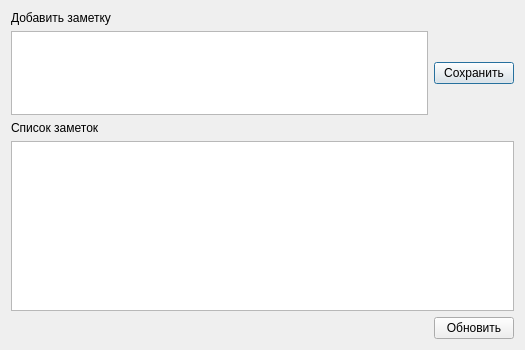
This is NotesDialog.ui in okostynchuk/Outcall as Qt 5 draws it before an edit. The edited form follows.
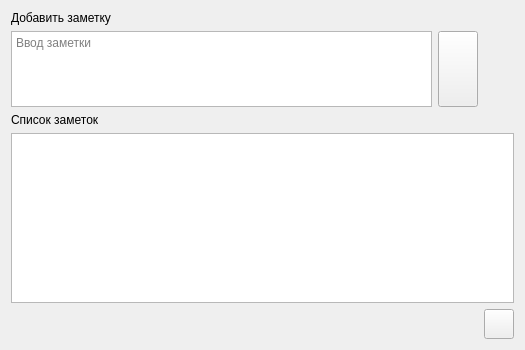
This is the edited form. Icons and pictures are not drawn.

```diff
--- a/NotesDialog.ui
+++ b/NotesDialog.ui
@@ -26,57 +26,42 @@
   <layout class="QGridLayout" name="gridLayout_2">
    <item row="0" column="0">
     <layout class="QGridLayout" name="gridLayout">
-     <item row="4" column="1">
+     <item row="4" column="2">
       <widget class="QPushButton" name="updateButton">
-       <property name="text">
+       <property name="minimumSize">
+        <size>
+         <width>30</width>
+         <height>30</height>
+        </size>
+       </property>
+       <property name="maximumSize">
+        <size>
+         <width>30</width>
+         <height>30</height>
+        </size>
+       </property>
+       <property name="toolTip">
         <string>Обновить</string>
        </property>
+       <property name="text">
+        <string/>
+       </property>
+       <property name="icon">
+        <iconset resource="images.qrc">
+         <normaloff>:/images/refresh_R.png</normaloff>:/images/refresh_R.png</iconset>
+       </property>
+       <property name="iconSize">
+        <size>
+         <width>27</width>
+         <height>27</height>
+        </size>
+       </property>
        <property name="autoDefault">
         <bool>false</bool>
        </property>
       </widget>
      </item>
-     <item row="3" column="0" colspan="2">
-      <widget class="QTableView" name="tableView">
-       <property name="enabled">
-        <bool>true</bool>
-       </property>
-       <property name="minimumSize">
-        <size>
-         <width>0</width>
-         <height>170</height>
-        </size>
-       </property>
-       <property name="focusPolicy">
-        <enum>Qt::ClickFocus</enum>
-       </property>
-      </widget>
-     </item>
-     <item row="0" column="0">
-      <widget class="QLabel" name="label">
-       <property name="text">
-        <string>Добавить заметку</string>
-       </property>
-      </widget>
-     </item>
-     <item row="1" column="1">
-      <widget class="QPushButton" name="saveButton">
-       <property name="focusPolicy">
-        <enum>Qt::StrongFocus</enum>
-       </property>
-       <property name="text">
-        <string>Сохранить</string>
-       </property>
-      </widget>
-     </item>
-     <item row="2" column="0">
-      <widget class="QLabel" name="label_2">
-       <property name="text">
-        <string>Список заметок</string>
-       </property>
-      </widget>
-     </item>
-     <item row="4" column="0">
+     <item row="4" column="0" colspan="2">
       <spacer name="horizontalSpacer">
        <property name="orientation">
         <enum>Qt::Horizontal</enum>
@@ -89,6 +74,22 @@
        </property>
       </spacer>
      </item>
+     <item row="3" column="0" colspan="3">
+      <widget class="QTableView" name="tableView">
+       <property name="enabled">
+        <bool>true</bool>
+       </property>
+       <property name="minimumSize">
+        <size>
+         <width>0</width>
+         <height>170</height>
+        </size>
+       </property>
+       <property name="focusPolicy">
+        <enum>Qt::ClickFocus</enum>
+       </property>
+      </widget>
+     </item>
      <item row="1" column="0">
       <widget class="QTextEdit" name="textEdit">
        <property name="minimumSize">
@@ -115,6 +116,58 @@
 p, li { white-space: pre-wrap; }
 &lt;/style&gt;&lt;/head&gt;&lt;body style=&quot; font-family:'MS Shell Dlg 2'; font-size:8.25pt; font-weight:400; font-style:normal;&quot;&gt;
 &lt;p style=&quot;-qt-paragraph-type:empty; margin-top:0px; margin-bottom:0px; margin-left:0px; margin-right:0px; -qt-block-indent:0; text-indent:0px;&quot;&gt;&lt;br /&gt;&lt;/p&gt;&lt;/body&gt;&lt;/html&gt;</string>
+       </property>
+       <property name="placeholderText">
+        <string>Ввод заметки</string>
+       </property>
+      </widget>
+     </item>
+     <item row="2" column="0" colspan="3">
+      <widget class="QLabel" name="label_2">
+       <property name="text">
+        <string>Список заметок</string>
+       </property>
+      </widget>
+     </item>
+     <item row="0" column="0" colspan="3">
+      <widget class="QLabel" name="label">
+       <property name="text">
+        <string>Добавить заметку</string>
+       </property>
+      </widget>
+     </item>
+     <item row="1" column="1">
+      <widget class="QPushButton" name="saveButton">
+       <property name="minimumSize">
+        <size>
+         <width>30</width>
+         <height>69</height>
+        </size>
+       </property>
+       <property name="maximumSize">
+        <size>
+         <width>50</width>
+         <height>87</height>
+        </size>
+       </property>
+       <property name="focusPolicy">
+        <enum>Qt::NoFocus</enum>
+       </property>
+       <property name="toolTip">
+        <string>Сохранить заметку</string>
+       </property>
+       <property name="text">
+        <string/>
+       </property>
+       <property name="icon">
+        <iconset resource="images.qrc">
+         <normaloff>:/images/save_R.png</normaloff>:/images/save_R.png</iconset>
+       </property>
+       <property name="iconSize">
+        <size>
+         <width>27</width>
+         <height>28</height>
+        </size>
        </property>
       </widget>
      </item>
```
